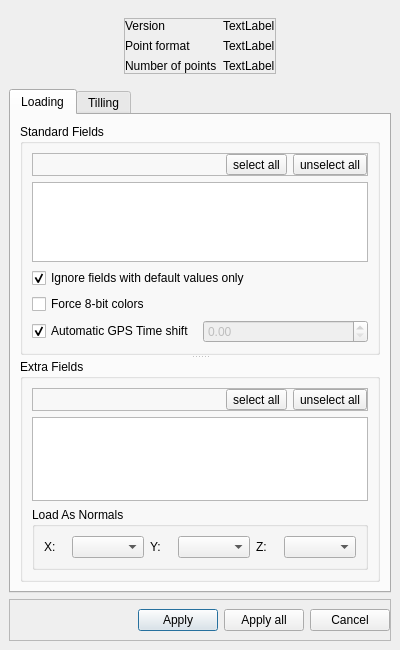
CloudCompare/CloudCompare, file plugins/core/IO/qLASIO/ui/lasopendialog.ui: the form before one commit.
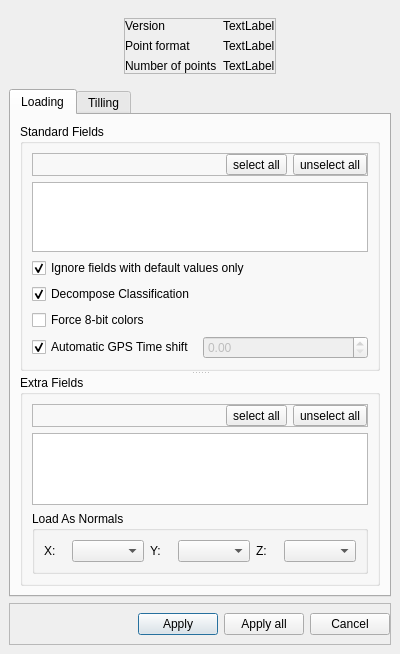
The form after the commit.

Commit message:
LAS: add option to not decompose classification
This adds (back) the option not to decompose the classification
field into "classification", "synthethic flag", "key point flag",
"withheld flag".

This only is only shown for point format that it can be applied to
(fmt <= 5).

```diff
--- a/plugins/core/IO/qLASIO/ui/lasopendialog.ui
+++ b/plugins/core/IO/qLASIO/ui/lasopendialog.ui
@@ -256,6 +256,19 @@
                    </property>
                   </widget>
                  </item>
+                 <item>
+                  <widget class="QCheckBox" name="decomposeClassificationCheckBox">
+                   <property name="toolTip">
+                    <string>If checked, the classification field will be decomposed into Classification, Synthetic, Key Point and Withheld</string>
+                   </property>
+                   <property name="text">
+                    <string>Decompose Classification</string>
+                   </property>
+                   <property name="checked">
+                    <bool>true</bool>
+                   </property>
+                  </widget>
+                 </item>
                  <item>
                   <widget class="QCheckBox" name="force8bitColorsCheckBox">
                    <property name="text">
```
The commit also changes 7 other files.
